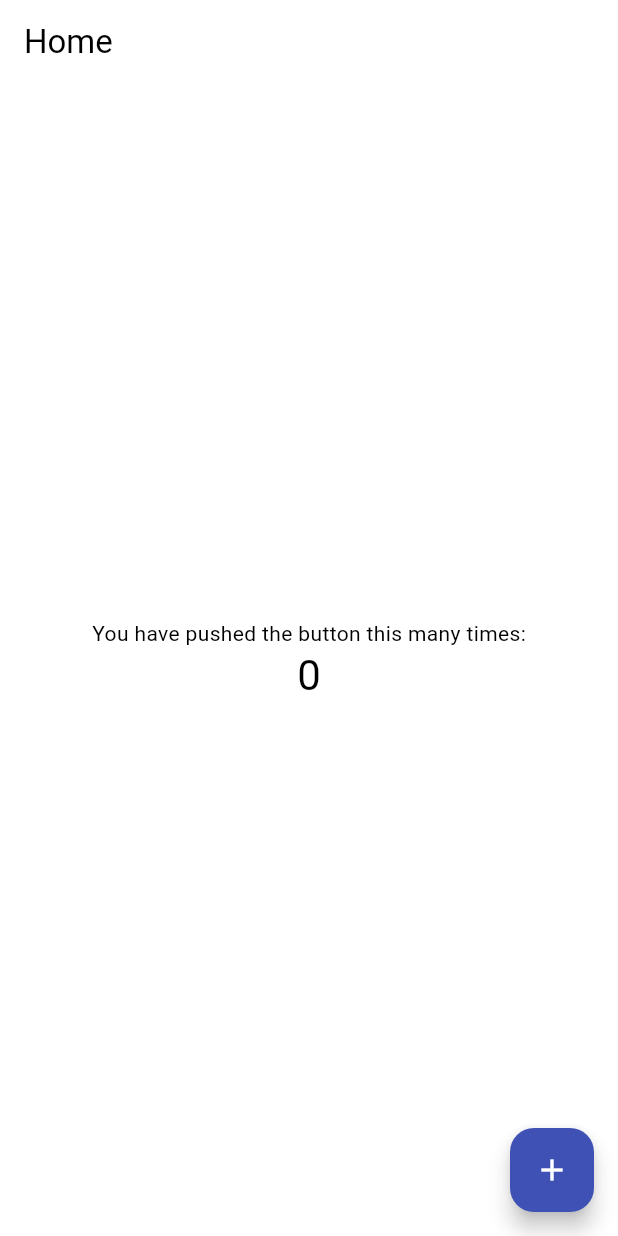
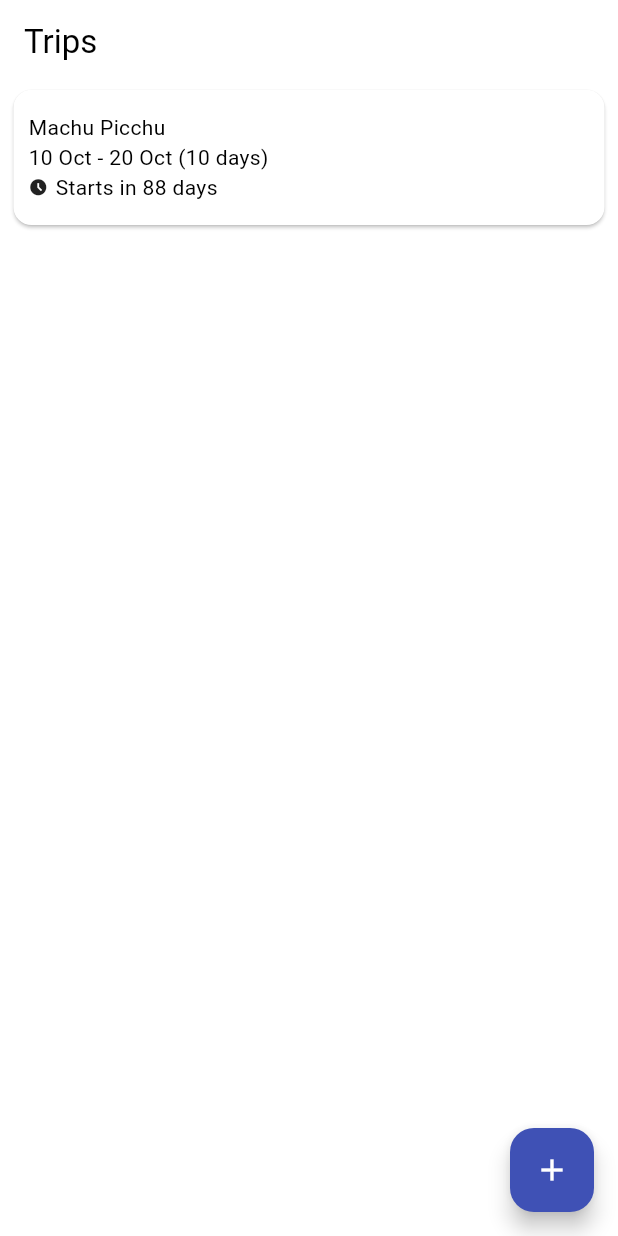
Before and after one commit to kupatahu/penuba, a Flutter app: the screen it shows after launch, on a phone screen of 412 x 824 dp. Run offline on Flutter 3.47's test engine with Material 2 defaults, Android fonts, the phone set to English and light mode, and no system bars; our stand-ins replace equatable, flutter_bloc, get_it, injectable, isar; accounts and stored records are empty; generated files the repository leaves out were written again.

Commit message:
trip list page

```diff
--- a/client/mobile/lib/app.dart
+++ b/client/mobile/lib/app.dart
@@ -26,6 +26,9 @@ class App extends StatelessWidget {
           shadowColor: Theme.of(context).shadowColor,
           scrolledUnderElevation: 1,
         ),
+        cardTheme: const CardTheme(
+          surfaceTintColor: Colors.transparent,
+        ),
         useMaterial3: true,
       ),
       initialRoute: AppRouter.initialRoute,
--- a/client/mobile/lib/router.dart
+++ b/client/mobile/lib/router.dart
@@ -1,11 +1,13 @@
 import 'package:flutter/material.dart';
 import 'package:penuba/home/router.dart';
+import 'package:penuba/trip/router.dart';
 
 abstract class AppRouter {
-  static final initialRoute = HomeRouter.home;
+  static final initialRoute = TripRouter.tripList;
 
   static final _routes = {
-    ...HomeRouter.routes
+    ...HomeRouter.routes,
+    ...TripRouter.routes
   };
 
   static RouteFactory onGenerateRoute = (settings) {
--- /dev/null
+++ b/client/mobile/lib/trip/router.dart
@@ -0,0 +1,12 @@
+import 'package:flutter/material.dart';
+import 'package:penuba/trip/trip_list_page.dart';
+
+abstract class TripRouter {
+  static String tripList = '/trips';
+
+  static Map<String, RouteFactory> routes = {
+    tripList: (settings) => MaterialPageRoute(
+          builder: (context) => const TripListPage(),
+        )
+  };
+}
--- /dev/null
+++ b/client/mobile/lib/trip/trip.dart
@@ -0,0 +1,24 @@
+import 'package:equatable/equatable.dart';
+import 'package:intl/intl.dart';
+
+class Trip implements Equatable {
+  final String destination;
+  final DateTime start;
+  final DateTime end;
+
+  Trip({required this.destination, required this.start, required this.end});
+
+  @override
+  List<Object?> get props => [destination, start, end];
+
+  @override
+  bool? get stringify => null;
+
+  String _formattedDate(DateTime date) =>
+      DateFormat().add_d().add_MMM().format(date);
+
+  String get formattedDuration =>
+      '${_formattedDate(start)} - ${_formattedDate(end)} (${end.difference(start).inDays} days)';
+
+  String get startsIn => 'Starts in ${end.difference(DateTime.now()).inDays} days';
+}
--- /dev/null
+++ b/client/mobile/lib/trip/trip_list_page.dart
@@ -0,0 +1,100 @@
+import 'package:flutter/material.dart';
+import 'package:penuba/trip/trip.dart';
+
+class TripListPage extends StatelessWidget {
+  const TripListPage({super.key});
+
+  @override
+  Widget build(BuildContext context) {
+    return Scaffold(
+      appBar: AppBar(
+        title: const Text('Trips'),
+      ),
+      body: const TripListBody(),
+      floatingActionButton: TripListFab(
+        onPressed: () {},
+      ),
+    );
+  }
+}
+
+class TripListBody extends StatelessWidget {
+  const TripListBody({super.key});
+
+  @override
+  Widget build(BuildContext context) {
+    return const TripList();
+  }
+}
+
+class TripList extends StatelessWidget {
+  const TripList({super.key});
+
+  @override
+  Widget build(BuildContext context) {
+    final trips = [
+      Trip(
+        destination: 'Machu Picchu',
+        start: DateTime.parse('2023-10-10T14:00:00+0700'),
+        end: DateTime.parse('2023-10-20T14:00:00+0700'),
+      ),
+    ];
+
+    return Padding(
+      padding: const EdgeInsets.symmetric(horizontal: 5),
+      child: ListView.builder(
+        itemCount: trips.length,
+        prototypeItem: TripCard(trip: trips.first),
+        itemBuilder: (context, index) => TripCard(
+          trip: trips[index],
+        ),
+      ),
+    );
+  }
+}
+
+class TripCard extends StatelessWidget {
+  final Trip trip;
+
+  const TripCard({super.key, required this.trip});
+
+  @override
+  Widget build(BuildContext context) {
+    return Card(
+      child: Container(
+        padding: const EdgeInsets.symmetric(horizontal: 10, vertical: 15),
+        child: Column(
+          crossAxisAlignment: CrossAxisAlignment.start,
+          children: [
+            Text(
+              trip.destination,
+            ),
+            Text(trip.formattedDuration),
+            Row(
+              children: [
+                const Icon(Icons.access_time_filled, size: 13),
+                const SizedBox(width: 5),
+                Text(trip.startsIn),
+              ],
+            ),
+          ],
+        ),
+      ),
+    );
+  }
+}
+
+class TripListFab extends StatelessWidget {
+  const TripListFab({super.key, required this.onPressed});
+
+  final VoidCallback onPressed;
+
+  @override
+  Widget build(BuildContext context) {
+    return FloatingActionButton(
+      onPressed: onPressed,
+      tooltip: 'Increment',
+      child: const Icon(Icons.add),
+    );
+  }
+}
--- a/client/mobile/pubspec.yaml
+++ b/client/mobile/pubspec.yaml
@@ -18,6 +18,8 @@ dependencies:
   isar: ^3.1.0+1
   isar_flutter_libs: ^3.1.0+1
   path_provider: ^2.0.15
+  equatable: ^2.0.5
+  intl: ^0.18.1
 
 dev_dependencies:
   flutter_test:
```
Also changed, not shown: client/mobile/pubspec.lock.
